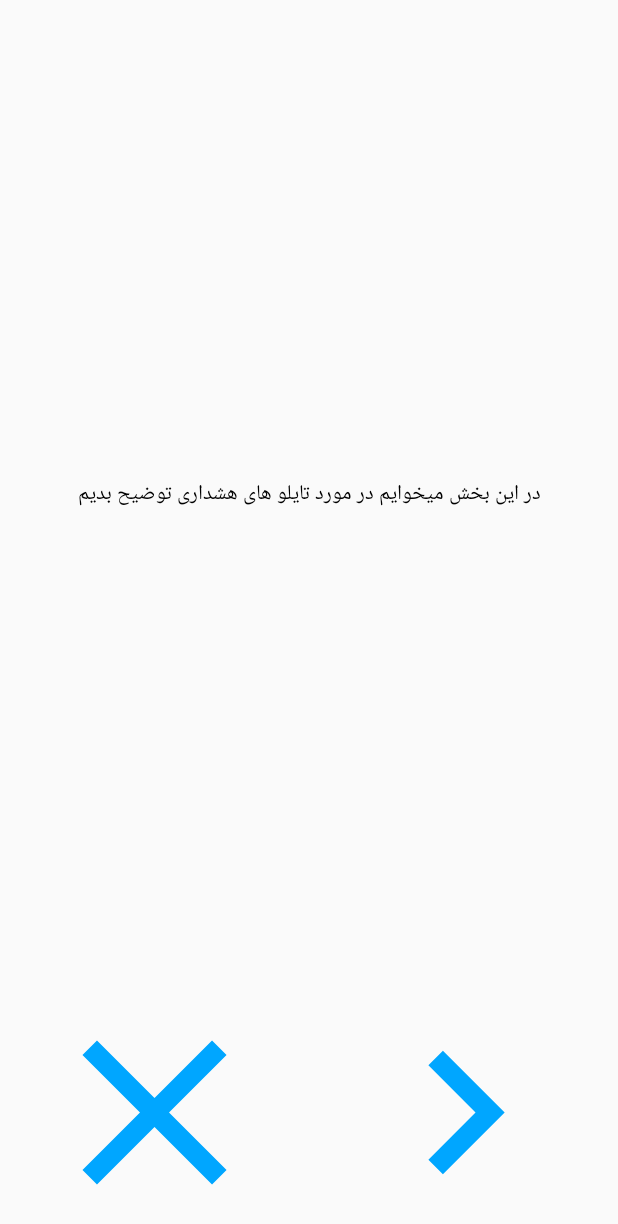
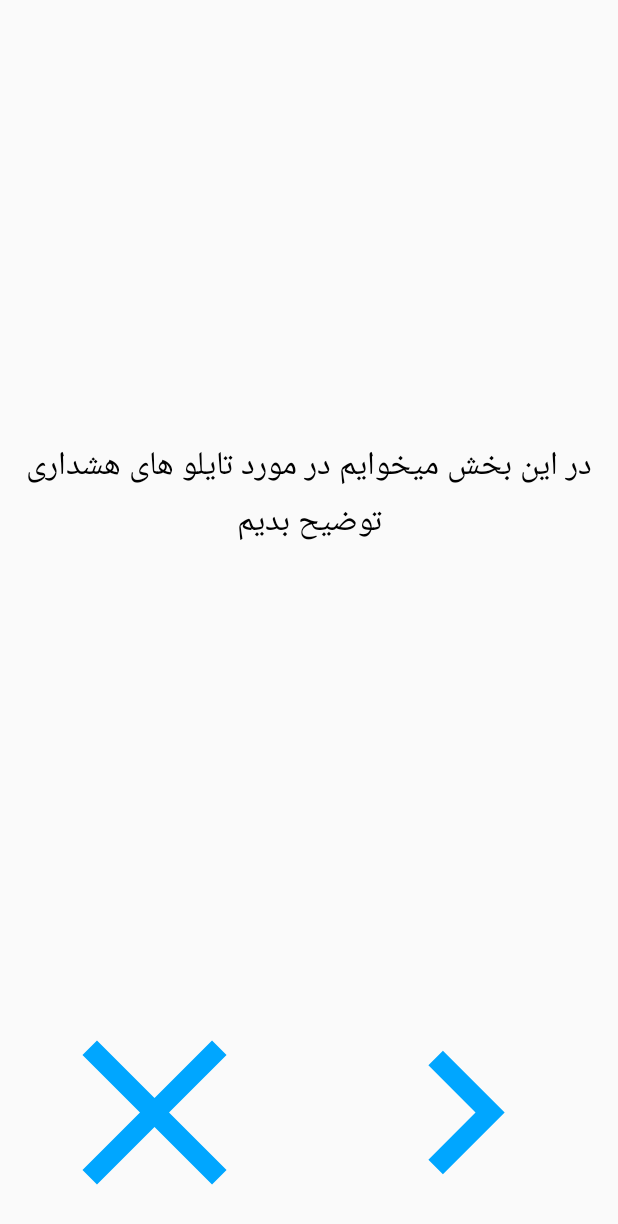
Before and after one commit to SM2A/Introduction_To_E_Learning_Course_Project, an Android app built with Jetpack Compose: the screen it shows after launch (LessonActivity), after a tap on "تابلوهای هشدار دهنده (اخطاری)", on a phone screen of 412 x 824 dp. Shown: the top 1224 px of the screen. Run offline under Robolectric (Android 15) with nearby library versions, the phone set to English and light mode, and no system bars; our stand-ins replace Dagger/Hilt's generated code.

Commit message:
Change description font size

```diff
--- a/app/src/main/java/com/example/tsl/ui/ExamItemView.kt
+++ b/app/src/main/java/com/example/tsl/ui/ExamItemView.kt
@@ -41,7 +41,8 @@ fun ExamView(
                 modifier = Modifier
             )
             Text(
-                text = item.question
+                text = item.question,
+                fontSize = DESCRIPTION_FONT_SIZE
             )
             LazyVerticalGrid(columns = GridCells.Fixed(2)) {
                 items(item.answers.size) {
--- a/app/src/main/java/com/example/tsl/ui/LessonActivity.kt
+++ b/app/src/main/java/com/example/tsl/ui/LessonActivity.kt
@@ -18,6 +18,7 @@ import androidx.compose.ui.text.style.TextAlign
 import com.example.tsl.R
 import com.example.tsl.model.ExamCallback
 import com.example.tsl.model.content.Lesson
+import com.example.tsl.ui.theme.DESCRIPTION_FONT_SIZE
 import com.example.tsl.util.getDataFromName
 import com.example.tsl.util.getStringSetPreference
 import com.example.tsl.util.savePreference
@@ -131,7 +132,8 @@ fun LessonContentItem(
             modifier = Modifier
         )
         Text(
-            text = description
+            text = description,
+            fontSize = DESCRIPTION_FONT_SIZE
         )
     }
 }
@@ -151,7 +153,8 @@ fun IntroText(
                 .fillMaxHeight()
                 .wrapContentHeight(align = Alignment.CenterVertically),
             textAlign = TextAlign.Center,
-            text = text
+            text = text,
+            fontSize = DESCRIPTION_FONT_SIZE
         )
     }
 }
--- a/app/src/main/java/com/example/tsl/ui/theme/Sizes.kt
+++ b/app/src/main/java/com/example/tsl/ui/theme/Sizes.kt
@@ -13,3 +13,4 @@ val PADDING_8 = 8.dp
 val ELEVATION_0 = 0.dp
 
 val TITLE_FONT_SIZE = 28.sp
+val DESCRIPTION_FONT_SIZE = 22.sp
```
